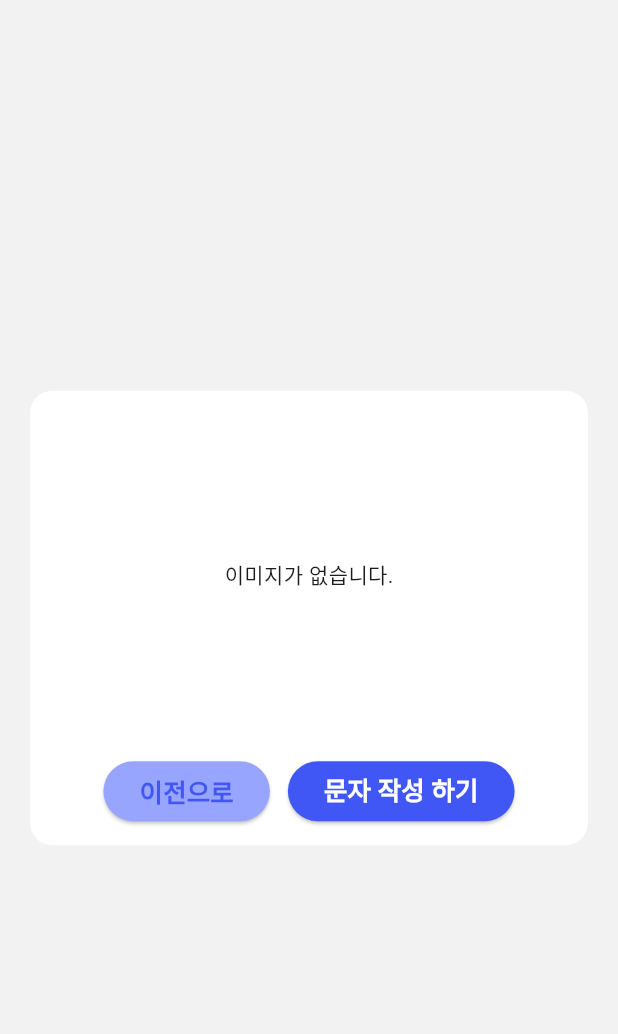
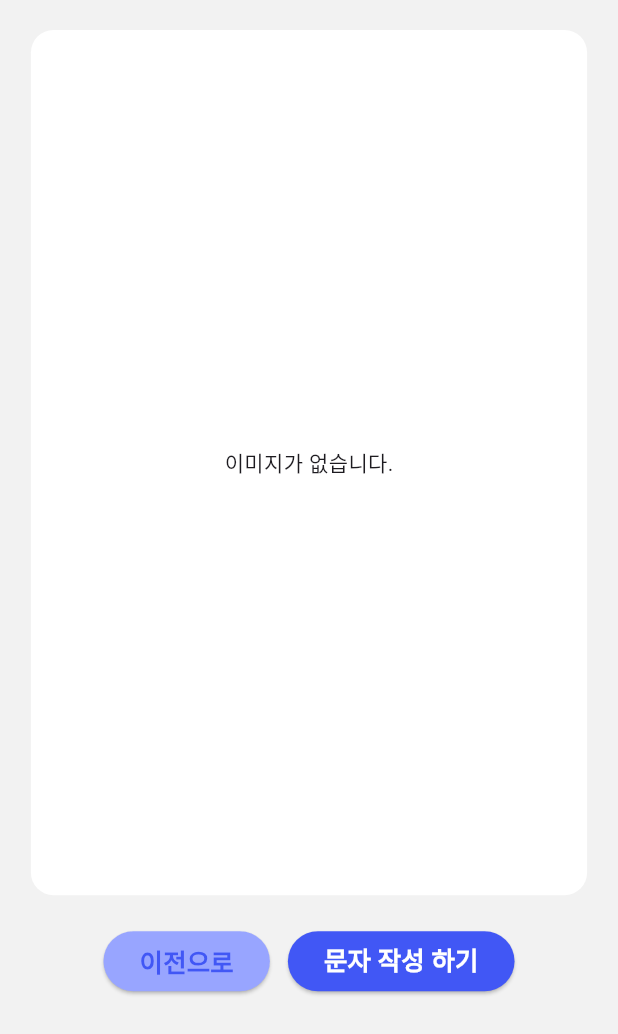
Before and after one commit to hansung-taeyang/flutter-frontend, a Flutter app: the CheckImagePage screen opened directly with empty values, on a phone screen of 412 x 824 dp. Shown: the top 1034 px of the screen. Run offline on Flutter 3.47's test engine with Material 3 defaults, Android fonts, the phone set to English and light mode, and no system bars; our stand-ins replace flutter_native_splash, shared_preferences; accounts and stored records are empty.

Commit message:
이미지 확인 페이지 UI 수정

```diff
--- a/lib/send_message/check_image_screen.dart
+++ b/lib/send_message/check_image_screen.dart
@@ -28,26 +28,24 @@ class _CheckImagePageState extends State<CheckImagePage> {
 
         return Scaffold(
           backgroundColor: backgroundColor,
-          body: Center(
-            child: SingleChildScrollView(
-              padding: const EdgeInsets.fromLTRB(20.0, 10.0, 20.0, 20.0),
+          body: SingleChildScrollView(
+            child: Center(
               child: Column(
                 children: [
-                  const SizedBox(height: 10),
+                  const SizedBox(height: 20),
                   Container(
                     padding: const EdgeInsets.all(12),
                     decoration: BoxDecoration(
                       color: whiteColor,
                       borderRadius: BorderRadius.circular(15),
                     ),
-                    width: isWeb ? 500 : double.infinity,
-                    child: Column(
-                      children: [
-                        const SizedBox(height: 100),
-                        Container(
+                    width: isWeb ? 500 : screenSize.width * 0.9,
                     constraints: BoxConstraints(
-                            maxHeight: screenSize.height * 0.6,
+                      minHeight: isWeb
+                          ? screenSize.height * 0.5
+                          : screenSize.height * 0.7,
                     ),
+                    child: Center(
                       child: widget.imageUrl != null
                           ? Image.network(
                               'http://$address:3000${widget.imageUrl!}',
@@ -58,8 +56,7 @@ class _CheckImagePageState extends State<CheckImagePage> {
                                 if (loadingProgress == null) return child;
                                 return Center(
                                   child: CircularProgressIndicator(
-                                        value: loadingProgress
-                                                    .expectedTotalBytes !=
+                                    value: loadingProgress.expectedTotalBytes !=
                                             null
                                         ? loadingProgress
                                                 .cumulativeBytesLoaded /
@@ -78,7 +75,8 @@ class _CheckImagePageState extends State<CheckImagePage> {
                             )
                           : const Text('이미지가 없습니다.'),
                     ),
-                        const SizedBox(height: 110),
+                  ),
+                  const SizedBox(height: 20),
                   Row(
                     mainAxisAlignment: MainAxisAlignment.center,
                     children: [
@@ -122,9 +120,6 @@ class _CheckImagePageState extends State<CheckImagePage> {
                 ],
               ),
             ),
-                ],
-              ),
-            ),
           ),
         );
       },
```
Lines whose indentation alone changed are shown as unchanged.
